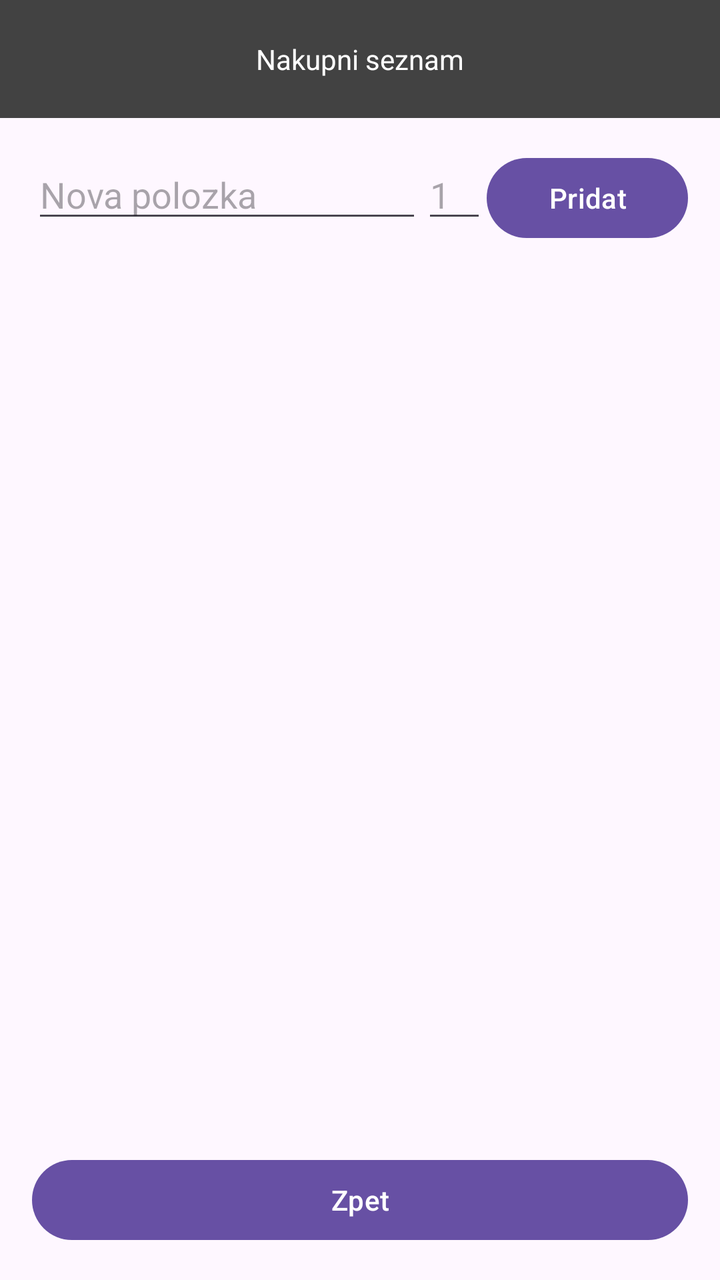
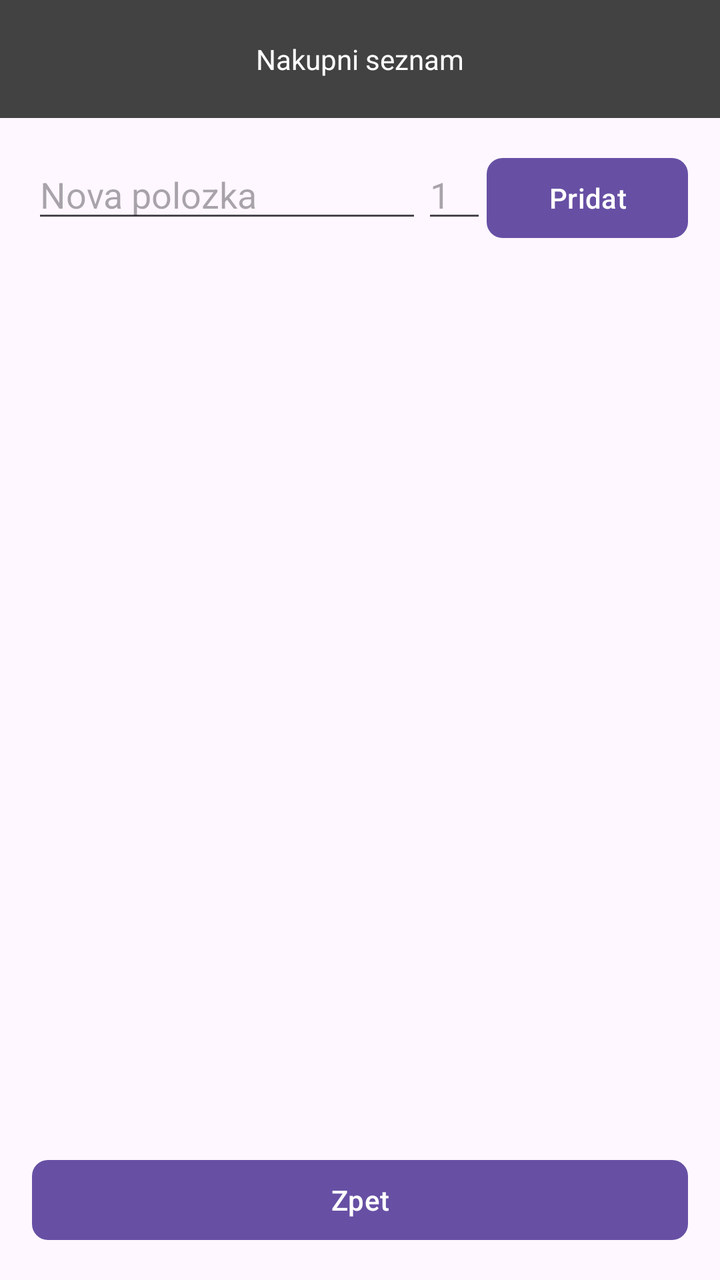

Screens rendered from an Android XML layout before and after an edit, with the pre-edit source and the edit as a unified diff.
<!-- AndroidManifest.xml: application theme Theme.Ukol3 -->
<!-- res/layout/activity_main.xml -->
<?xml version="1.0" encoding="utf-8"?>
<LinearLayout xmlns:android="http://schemas.android.com/apk/res/android"
    xmlns:app="http://schemas.android.com/apk/res-auto"
    xmlns:tools="http://schemas.android.com/tools"
    android:id="@+id/main"
    android:layout_width="match_parent"
    android:layout_height="match_parent"

    android:orientation="vertical"
    tools:context=".MainActivity">

    <TextView
        android:id="@+id/tvListName"
        android:layout_width="match_parent"
        android:layout_height="wrap_content"
        android:textAlignment="center"
        android:padding="20dp"
        android:background="@color/cardview_dark_background"
        android:textColor="@color/white"
        android:text="@string/app_name" />

    <LinearLayout
        android:layout_width="match_parent"
        android:layout_height="wrap_content"
        android:layout_marginTop="16dp"
        android:layout_marginRight="16dp"
        android:layout_marginLeft="16dp"
        android:orientation="horizontal">

        <EditText
            android:id="@+id/etNewItemName"
            android:layout_width="195dp"
            android:layout_height="wrap_content"
            android:ems="10"
            android:hint="@string/new_item"
            android:inputType="text" />


        <EditText
            android:id="@+id/etNewItemQuantity"
            android:layout_width="20dp"
            android:layout_height="wrap_content"
            android:layout_weight="1"
            android:ems="10"
            android:inputType="number"
            android:hint="1" />

        <Button
            android:id="@+id/add_new"
            android:layout_width="wrap_content"
            android:layout_height="wrap_content"
            android:layout_weight="1"
            android:text="@string/add_item" />
    </LinearLayout>


    <androidx.recyclerview.widget.RecyclerView
        android:id="@+id/rvListOfItems"
        android:layout_width="match_parent"
        android:layout_marginTop="16dp"
        android:layout_marginLeft="16dp"
        android:layout_marginRight="16dp"
        android:layout_weight="1"
        android:scrollbars="vertical"
        android:layout_height="0dp" />

    <Button
        android:id="@+id/btnBack"
        android:layout_width="match_parent"
        android:layout_height="wrap_content"
        android:layout_marginTop="16dp"
        android:layout_marginBottom="16dp"
        android:layout_marginLeft="16dp"
        android:layout_marginRight="16dp"
        android:text="@string/btnBack" />

</LinearLayout>
<!-- resources referenced by this layout -->
<resources>
  <color name="white">#FFFFFFFF</color>
  <string name="add_item">Pridat</string>
  <string name="app_name">Nakupni seznam</string>
  <string name="btnBack">Zpet</string>
  <string name="new_item">Nova polozka</string>
  <style name="Theme.Ukol3" parent="Base.Theme.Ukol3" />
  <style name="Base.Theme.Ukol3" parent="Theme.Material3.DayNight.NoActionBar">
          
          
      </style>
</resources>

<!-- the commit's change to res/layout/activity_main.xml (unified diff, before → after) -->
@@ -50,6 +50,7 @@
             android:layout_width="wrap_content"
             android:layout_height="wrap_content"
             android:layout_weight="1"
+            app:cornerRadius="8dp"
             android:text="@string/add_item" />
     </LinearLayout>
 
@@ -72,6 +73,7 @@
         android:layout_marginBottom="16dp"
         android:layout_marginLeft="16dp"
         android:layout_marginRight="16dp"
+        app:cornerRadius="8dp"
         android:text="@string/btnBack" />
 
 </LinearLayout>
